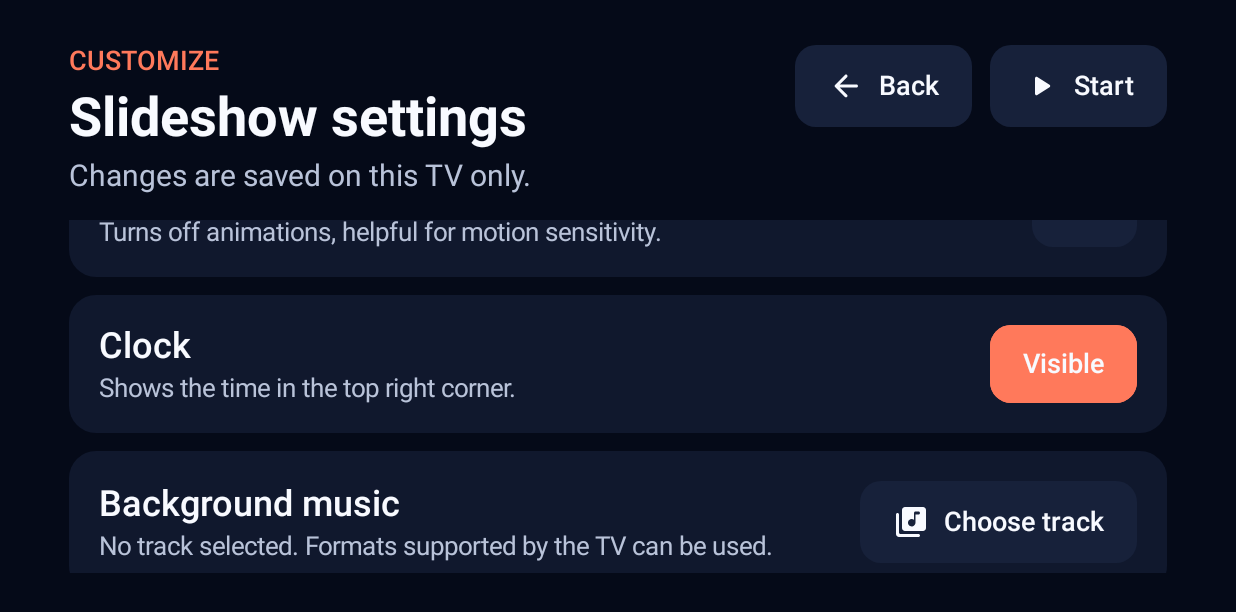
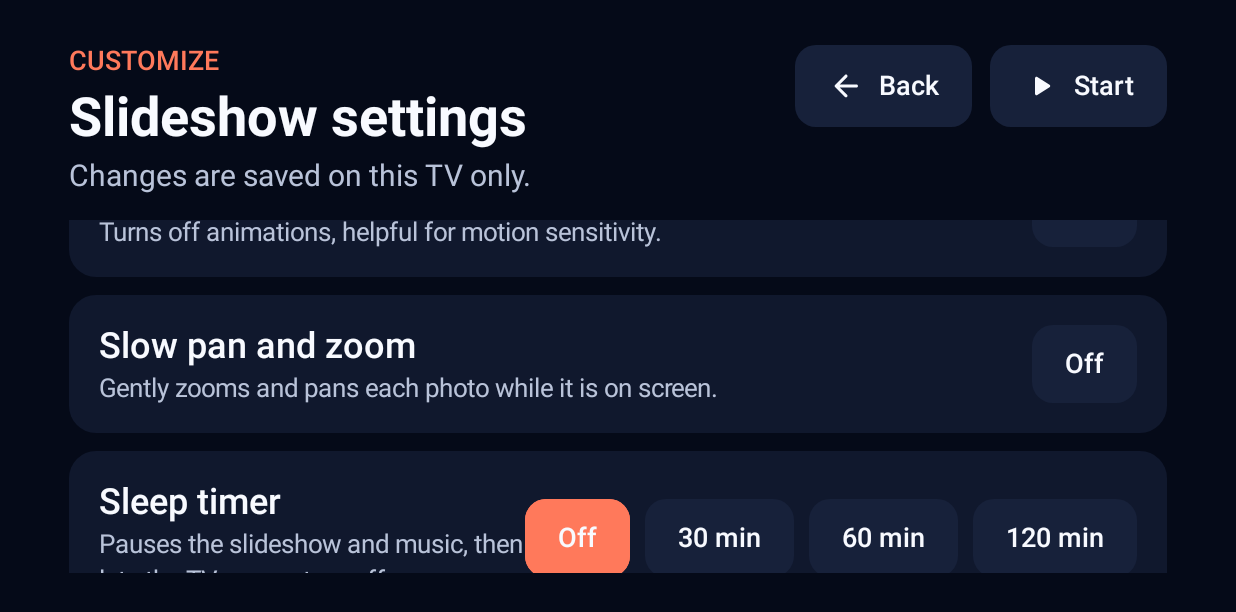
Before and after one commit to fz1101hub/fotofesta-tv, an Android app built with Jetpack Compose: the composable SettingsScreen shown on its own in the app's theme, scrolled down 494 dp, on a phone screen of 824 x 412 dp (held sideways). Shown: the top 612 px of the screen. Run offline under Robolectric (Android 15) with nearby library versions, the phone set to English and light mode, and no system bars; 1 statement that could not run was skipped.

Commit message:
Movimento lento (Ken Burns) e pausa automatica
- Nuova impostazione "Movimento lento": zoom e spostamento lenti per
  tutta la permanenza della foto, fermi in pausa, disattivati da
  "Riduci movimento". Lo spostamento è legato al margine creato dallo
  zoom, quindi i bordi della foto non entrano mai nell'inquadratura
  (verificato da test su 500 foto).
- Nuova impostazione "Pausa automatica" (30/60/120 min): mette in pausa
  slideshow e musica e mostra l'orario previsto nella barra comandi.
- Lo schermo resta acceso solo mentre lo slideshow è in riproduzione:
  in pausa la TV può andare in standby.
- Protocollo Cast: campi kenBurns e sleepTimerMinutes.

Co-Authored-By: Claude Opus 5.5 <noreply@anthropic.com>
Claude-Session: https://claude.ai/code/session_01XtMD5gEJZyJv753T7yRTAW

```diff
--- a/app/src/main/java/it/fotofesta/tv/cast/CastBridge.kt
+++ b/app/src/main/java/it/fotofesta/tv/cast/CastBridge.kt
@@ -27,6 +27,7 @@ sealed interface CastCommand {
 
 object CastBridge {
     private const val TAG = "CastBridge"
+    private const val MAX_SLEEP_MINUTES = 240
 
     // Un Channel conserva i comandi arrivati prima che la UI inizi a raccoglierli
     // (es. LOAD inviato subito dopo l'avvio dell'app tramite Cast Connect).
@@ -90,6 +91,8 @@ object CastBridge {
         reducedMotion = json.opt("reducedMotion") as? Boolean,
         showClock = json.opt("showClock") as? Boolean,
         musicVolume = (json.opt("musicVolume") as? Number)?.toFloat()?.coerceIn(0f, 1f),
+        kenBurns = json.opt("kenBurns") as? Boolean,
+        sleepTimerMinutes = (json.opt("sleepTimerMinutes") as? Number)?.toInt()?.coerceIn(0, MAX_SLEEP_MINUTES),
     )
 
     private inline fun <reified T : Enum<T>> enumOrNull(value: Any?): T? =
--- a/app/src/main/java/it/fotofesta/tv/data/SettingsRepository.kt
+++ b/app/src/main/java/it/fotofesta/tv/data/SettingsRepository.kt
@@ -18,6 +18,8 @@ class SettingsRepository(context: Context) {
         reducedMotion = prefs.getBoolean("reduced_motion", false),
         showClock = prefs.getBoolean("clock", true),
         musicVolume = prefs.getFloat("volume", 0.35f),
+        kenBurns = prefs.getBoolean("ken_burns", false),
+        sleepTimerMinutes = prefs.getInt("sleep_timer", 0),
     )
 
     fun save(value: SlideshowSettings) {
@@ -29,6 +31,8 @@ class SettingsRepository(context: Context) {
             .putBoolean("reduced_motion", value.reducedMotion)
             .putBoolean("clock", value.showClock)
             .putFloat("volume", value.musicVolume)
+            .putBoolean("ken_burns", value.kenBurns)
+            .putInt("sleep_timer", value.sleepTimerMinutes)
             .apply()
     }
 
--- a/app/src/main/java/it/fotofesta/tv/model/AppModels.kt
+++ b/app/src/main/java/it/fotofesta/tv/model/AppModels.kt
@@ -44,6 +44,10 @@ data class SlideshowSettings(
     val reducedMotion: Boolean = false,
     val showClock: Boolean = true,
     val musicVolume: Float = 0.35f,
+    /** Zoom e spostamento lenti durante la permanenza di ogni foto (disattivati da [reducedMotion]). */
+    val kenBurns: Boolean = false,
+    /** Minuti di riproduzione dopo i quali lo slideshow va in pausa; 0 = disattivato. */
+    val sleepTimerMinutes: Int = 0,
 )
 
 /** Aggiornamento parziale delle impostazioni: i campi `null` lasciano invariato il valore corrente. */
@@ -55,6 +59,8 @@ data class SettingsPatch(
     val reducedMotion: Boolean? = null,
     val showClock: Boolean? = null,
     val musicVolume: Float? = null,
+    val kenBurns: Boolean? = null,
+    val sleepTimerMinutes: Int? = null,
 ) {
     fun applyTo(base: SlideshowSettings) = SlideshowSettings(
         intervalSeconds = intervalSeconds ?: base.intervalSeconds,
@@ -64,6 +70,8 @@ data class SettingsPatch(
         reducedMotion = reducedMotion ?: base.reducedMotion,
         showClock = showClock ?: base.showClock,
         musicVolume = musicVolume ?: base.musicVolume,
+        kenBurns = kenBurns ?: base.kenBurns,
+        sleepTimerMinutes = sleepTimerMinutes ?: base.sleepTimerMinutes,
     )
 }
 
@@ -100,4 +108,6 @@ data class AppState(
     val busy: Boolean = false,
     val message: String? = null,
     val castSenderConnected: Boolean = false,
+    /** Istante (epoch ms) in cui scatterà la pausa automatica, se attiva. */
+    val sleepAtMillis: Long? = null,
 )
--- a/app/src/main/java/it/fotofesta/tv/ui/SettingsScreen.kt
+++ b/app/src/main/java/it/fotofesta/tv/ui/SettingsScreen.kt
@@ -76,6 +76,28 @@ fun SettingsScreen(
             SettingRow(stringResource(R.string.settings_reduced_motion), stringResource(R.string.settings_reduced_motion_body)) {
                 TvButton(if (settings.reducedMotion) stringResource(R.string.settings_on) else stringResource(R.string.settings_off), { onChange(settings.copy(reducedMotion = !settings.reducedMotion)) }, selected = settings.reducedMotion)
             }
+            SettingRow(stringResource(R.string.settings_ken_burns), stringResource(R.string.settings_ken_burns_body)) {
+                TvButton(
+                    if (settings.kenBurns) stringResource(R.string.settings_on) else stringResource(R.string.settings_off),
+                    { onChange(settings.copy(kenBurns = !settings.kenBurns)) },
+                    selected = settings.kenBurns,
+                    enabled = !settings.reducedMotion,
+                )
+            }
+            SettingRow(stringResource(R.string.settings_sleep_timer), stringResource(R.string.settings_sleep_timer_body)) {
+                TvButton(
+                    stringResource(R.string.settings_off),
+                    { onChange(settings.copy(sleepTimerMinutes = 0)) },
+                    selected = settings.sleepTimerMinutes == 0,
+                )
+                SLEEP_TIMER_OPTIONS.forEach { minutes ->
+                    TvButton(
+                        stringResource(R.string.settings_minutes, minutes),
+                        { onChange(settings.copy(sleepTimerMinutes = minutes)) },
+                        selected = settings.sleepTimerMinutes == minutes,
+                    )
+                }
+            }
             SettingRow(stringResource(R.string.settings_clock), stringResource(R.string.settings_clock_body)) {
                 TvButton(if (settings.showClock) stringResource(R.string.settings_visible) else stringResource(R.string.settings_hidden), { onChange(settings.copy(showClock = !settings.showClock)) }, selected = settings.showClock)
             }
@@ -100,3 +122,5 @@ fun SettingsScreen(
         }
     }
 }
+
+private val SLEEP_TIMER_OPTIONS = listOf(30, 60, 120)
--- a/app/src/main/res/values/strings.xml
+++ b/app/src/main/res/values/strings.xml
@@ -89,6 +89,13 @@
     <string name="settings_google_data_body">Removes encrypted tokens and the private photo cache from the TV.</string>
     <string name="settings_google_disconnect">Disconnect and delete</string>
     <string name="settings_privacy">Privacy: FotoFesta TV has no ads or analytics. USB photos are never copied. Photos chosen from Google are automatically downloaded to a temporary private cache so their links don’t expire, and are deleted with “Disconnect and delete” or by the system.</string>
+    <string name="settings_ken_burns">Slow pan and zoom</string>
+    <string name="settings_ken_burns_body">Gently zooms and pans each photo while it is on screen.</string>
+    <string name="settings_sleep_timer">Sleep timer</string>
+    <string name="settings_sleep_timer_body">Pauses the slideshow and music, then lets the TV screen turn off.</string>
+    <string name="settings_minutes">%1$d min</string>
+    <string name="message_sleep_timer">Slideshow paused by the sleep timer.</string>
+    <string name="slideshow_sleep_at">Pauses at %1$s</string>
     <string name="transition_fade">Fade</string>
     <string name="transition_slide">Slide</string>
     <string name="transition_zoom">Gentle zoom</string>
```
Also changed, not shown: app/src/main/java/it/fotofesta/tv/FotoFestaViewModel.kt (+32 -0 lines), app/src/main/java/it/fotofesta/tv/MainActivity.kt (+8 -2 lines), app/src/main/java/it/fotofesta/tv/model/KenBurns.kt (added, +44 -0 lines), app/src/main/java/it/fotofesta/tv/ui/KenBurnsPhoto.kt (added, +53 -0 lines), app/src/main/java/it/fotofesta/tv/ui/SlideshowScreen.kt (+25 -1 lines), 5 other files.
